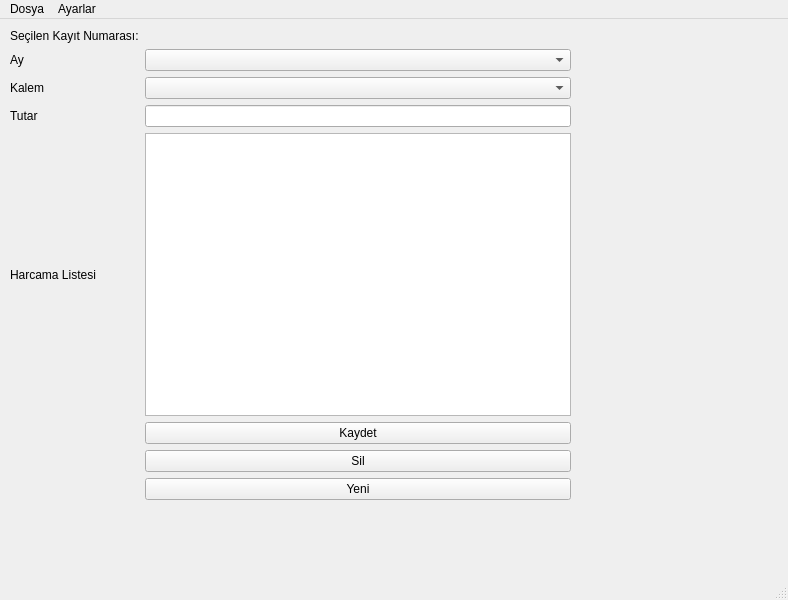
isilp/Python6-DesktopProjeOdevi, file ana.ui: the form before one commit.
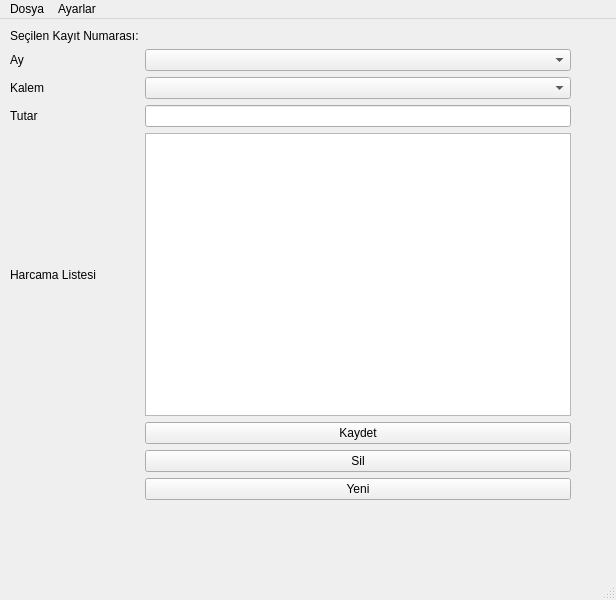
The form after the commit.

The edit to the form file:
```diff
--- a/ana.ui
+++ b/ana.ui
@@ -6,7 +6,7 @@
    <rect>
     <x>0</x>
     <y>0</y>
-    <width>788</width>
+    <width>616</width>
     <height>600</height>
    </rect>
   </property>
@@ -111,8 +111,8 @@
     <rect>
      <x>0</x>
      <y>0</y>
-     <width>788</width>
-     <height>18</height>
+     <width>616</width>
+     <height>26</height>
     </rect>
    </property>
    <widget class="QMenu" name="menuAyarlar">
```
